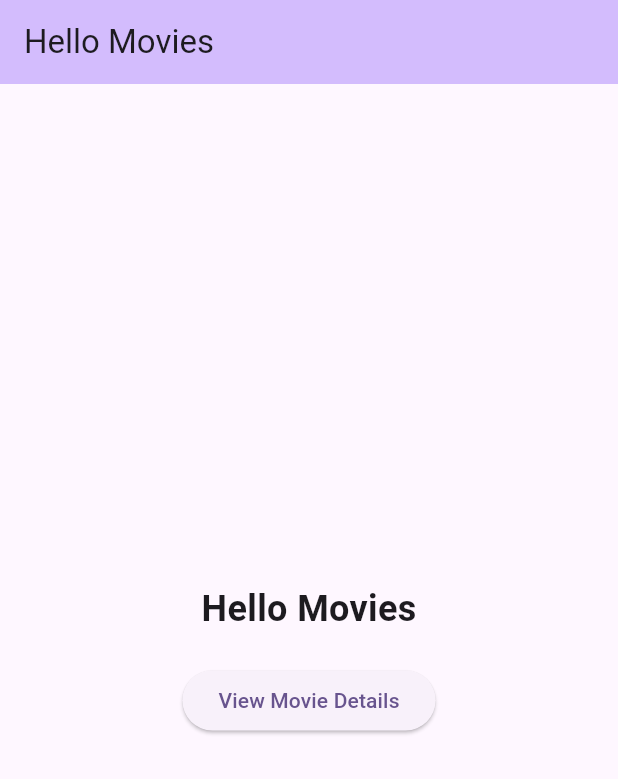
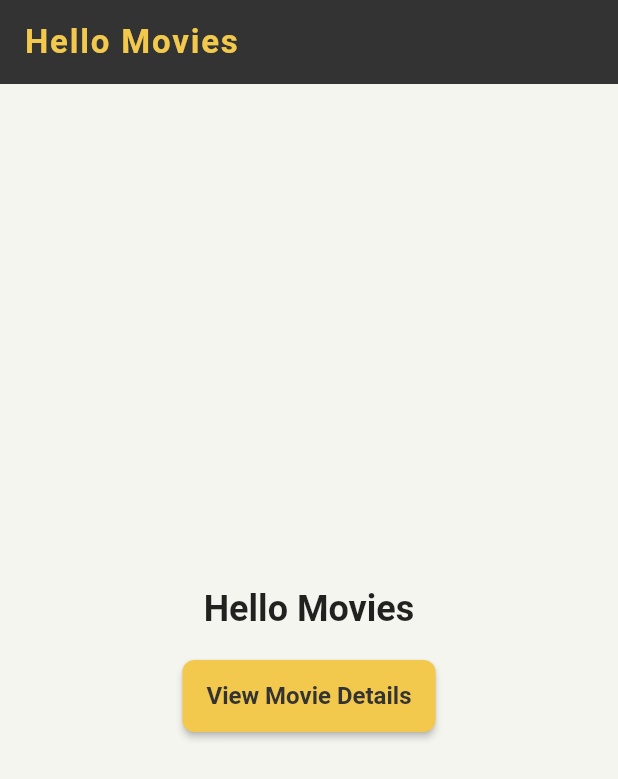
Before and after one commit to paulononaka/the_classic_movies_app_example, a Flutter app: the screen it shows after launch, on a phone screen of 412 x 824 dp. Shown: the top 779 px of the screen. Run offline on Flutter 3.47's test engine with Material 3 defaults, Android fonts, the phone set to English and light mode, and no system bars; our stand-ins replace get_it, go_router; Roboto replaces fonts that are missing (Gilroy).

Commit message:
feat: add a theme to the design system

```diff
--- a/lib/main.dart
+++ b/lib/main.dart
@@ -3,6 +3,7 @@ import 'package:flutter_localizations/flutter_localizations.dart';
 import 'package:movies/l10n/s.dart';
 import 'package:movies/dependencies.dart';
 import 'package:movies/movies.dart';
+import 'package:design_system/design_system.dart';
 
 void main() async {
   WidgetsFlutterBinding.ensureInitialized();
@@ -20,9 +21,13 @@ class MyApp extends StatelessWidget {
   Widget build(BuildContext context) {
     final navigator = dependencies.get<MoviesNavigator>();
 
-    return MaterialApp.router(
-      title: 'Movies App',
-      theme: ThemeData(colorScheme: ColorScheme.fromSeed(seedColor: Colors.deepPurple), useMaterial3: true),
+    return ClassicMoviesThemeProviderApp(
+      themeMode: ThemeMode.light,
+      builder: (themeMode, light, dark) => MaterialApp.router(
+        title: 'Classic Movies App',
+        theme: light,
+        darkTheme: dark,
+        themeMode: themeMode,
         localizationsDelegates: const [
           S.delegate,
           GlobalMaterialLocalizations.delegate,
@@ -31,6 +36,7 @@ class MyApp extends StatelessWidget {
         ],
         supportedLocales: S.supportedLocales,
         routerConfig: navigator.config(),
+      ),
     );
   }
 }
--- a/modules/design_system/lib/design_system.dart
+++ b/modules/design_system/lib/design_system.dart
@@ -1,5 +1,4 @@
 library design_system;
 
-class Calculator {
-  int addOne(int value) => value + 1;
-}
+export 'theme/classic_movies_theme.dart';
+export 'theme/provider/classic_movies_theme_provider.dart';
--- /dev/null
+++ b/modules/design_system/lib/theme/classic_movies_theme.dart
@@ -0,0 +1,243 @@
+import 'package:flutter/foundation.dart';
+import 'package:flutter/material.dart';
+
+class ClassicMoviesTheme {
+  static ThemeData get theme {
+    return ThemeData(
+      useMaterial3: false,
+      fontFamily: 'Gilroy',
+      brightness: Brightness.light,
+      primaryColor: const Color(0xFFF2C94C),
+      canvasColor: const Color(0xFFF5F5F0),
+      scaffoldBackgroundColor: const Color(0xFFF5F5F0),
+      appBarTheme: const AppBarTheme(
+        color: Color(0xFF111111),
+        elevation: 0,
+        iconTheme: IconThemeData(color: Color(0xFFF2C94C), size: 24),
+        titleTextStyle: TextStyle(
+          color: Color(0xFFF2C94C),
+          fontWeight: FontWeight.bold,
+          fontSize: 22,
+          letterSpacing: 1.2,
+        ),
+      ),
+      cardTheme: const CardTheme(
+        color: Color(0xFF1A1A1A),
+        elevation: 4,
+        shape: RoundedRectangleBorder(
+          borderRadius: BorderRadius.all(Radius.circular(8)),
+          side: BorderSide(color: Color(0xFF3C3C3C), width: 1),
+        ),
+      ),
+      elevatedButtonTheme: ElevatedButtonThemeData(
+        style: ElevatedButton.styleFrom(
+          shape: RoundedRectangleBorder(borderRadius: BorderRadius.circular(8)),
+          backgroundColor: const Color(0xFFF2C94C),
+          foregroundColor: const Color(0xFF333333),
+          minimumSize: kIsWeb ? const Size(56, 48) : const Size(48, 48),
+          elevation: 2,
+          textStyle: const TextStyle(
+            color: Color(0xFF333333),
+            fontFamily: 'Gilroy',
+            fontWeight: FontWeight.w600,
+            fontSize: 16,
+          ),
+        ),
+      ),
+      outlinedButtonTheme: OutlinedButtonThemeData(
+        style: OutlinedButton.styleFrom(
+          shape: RoundedRectangleBorder(borderRadius: BorderRadius.circular(8)),
+          foregroundColor: const Color(0xFFF2C94C),
+          side: const BorderSide(color: Color(0xFFF2C94C), width: 2),
+          minimumSize: kIsWeb ? const Size(56, 48) : const Size(48, 48),
+          textStyle: const TextStyle(
+            color: Color(0xFFF2C94C),
+            fontFamily: 'Gilroy',
+            fontWeight: FontWeight.w600,
+            fontSize: 16,
+          ),
+        ),
+      ),
+      textButtonTheme: TextButtonThemeData(
+        style: TextButton.styleFrom(
+          foregroundColor: const Color(0xFFF2C94C),
+          minimumSize: const Size(48, 48),
+          shape: RoundedRectangleBorder(borderRadius: BorderRadius.circular(8)),
+          textStyle: const TextStyle(
+            color: Color(0xFFF2C94C),
+            fontFamily: 'Gilroy',
+            fontWeight: FontWeight.w600,
+            fontSize: 16,
+          ),
+        ),
+      ),
+      inputDecorationTheme: InputDecorationTheme(
+        contentPadding: const EdgeInsets.only(right: 24, left: 24, top: 16, bottom: 16),
+        filled: true,
+        fillColor: const Color(0xFF252525),
+        floatingLabelStyle: const TextStyle(fontSize: 14, height: 1.2, fontWeight: FontWeight.bold, color: Color(0xFFF2C94C)),
+        labelStyle: const TextStyle(fontSize: 14, height: 1.2, fontWeight: FontWeight.w400, color: Color(0xFFF2C94C)),
+        hintStyle: const TextStyle(fontSize: 14, height: 1.2, fontWeight: FontWeight.w400, color: Color(0xFF999999)),
+        border: OutlineInputBorder(
+          borderRadius: BorderRadius.circular(16),
+          borderSide: const BorderSide(color: Color(0xFF3C3C3C)),
+        ),
+        focusedBorder: OutlineInputBorder(
+          borderRadius: BorderRadius.circular(16),
+          borderSide: const BorderSide(color: Color(0xFFF2C94C), width: 2),
+        ),
+        errorBorder: OutlineInputBorder(
+          borderRadius: BorderRadius.circular(16),
+          borderSide: const BorderSide(color: Color(0xFF8C1D18), width: 2),
+        ),
+        enabledBorder: OutlineInputBorder(
+          borderRadius: BorderRadius.circular(16),
+          borderSide: const BorderSide(color: Color(0xFF3C3C3C)),
+        ),
+      ),
+      bottomSheetTheme: const BottomSheetThemeData(
+        shape: RoundedRectangleBorder(borderRadius: BorderRadius.only(topRight: Radius.circular(24), topLeft: Radius.circular(24))),
+        backgroundColor: Color(0xFF1A1A1A),
+      ),
+      chipTheme: const ChipThemeData(
+        backgroundColor: Color(0xFF252525),
+        disabledColor: Color(0xFF3C3C3C),
+        selectedColor: Color(0xFFF2C94C),
+        secondarySelectedColor: Color(0xFFF2C94C),
+        padding: EdgeInsets.symmetric(horizontal: 12, vertical: 8),
+        labelStyle: TextStyle(color: Color(0xFFFFFFFF), fontFamily: 'Gilroy', fontWeight: FontWeight.w500),
+        secondaryLabelStyle: TextStyle(color: Color(0xFF333333), fontFamily: 'Gilroy', fontWeight: FontWeight.w700),
+        brightness: Brightness.dark,
+      ),
+      colorScheme: const ColorScheme(
+        brightness: Brightness.light,
+        primary: Color(0xFFF2C94C),
+        onPrimary: Color(0xFF333333),
+        secondary: Color(0xFF8C1D18),
+        onSecondary: Colors.white,
+        error: Color(0xFFE76F51),
+        onError: Colors.white,
+        surface: Colors.black,
+        onSurface: Colors.white,
+      ),
+    );
+  }
+
+  static ThemeData get darkTheme {
+    return ThemeData(
+      useMaterial3: false,
+      fontFamily: 'Gilroy',
+      brightness: Brightness.dark,
+      primaryColor: const Color(0xFFF2C94C),
+      canvasColor: Colors.black,
+      scaffoldBackgroundColor: Colors.black,
+      appBarTheme: const AppBarTheme(
+        color: Colors.black,
+        elevation: 0,
+        iconTheme: IconThemeData(
+          color: Color(0xFFF2C94C),
+          size: 24,
+        ),
+        titleTextStyle: TextStyle(
+          color: Color(0xFFF2C94C),
+          fontWeight: FontWeight.bold,
+          fontSize: 22,
+          letterSpacing: 1.2,
+        ),
+      ),
+      cardTheme: const CardTheme(
+        color: Color(0xFF1A1A1A),
+        elevation: 4,
+        shape: RoundedRectangleBorder(
+          borderRadius: BorderRadius.all(Radius.circular(8)),
+          side: BorderSide(color: Color(0xFF3C3C3C), width: 1),
+        ),
+      ),
+      elevatedButtonTheme: ElevatedButtonThemeData(
+        style: ElevatedButton.styleFrom(
+          shape: RoundedRectangleBorder(borderRadius: BorderRadius.circular(8)),
+          backgroundColor: const Color(0xFFF2C94C),
+          foregroundColor: const Color(0xFF333333),
+          minimumSize: kIsWeb ? const Size(56, 48) : const Size(48, 48),
+          elevation: 2,
+          textStyle: const TextStyle(
+            color: Color(0xFF333333),
+            fontFamily: 'Gilroy',
+            fontWeight: FontWeight.w600,
+            fontSize: 16,
+          ),
+        ),
+      ),
+      outlinedButtonTheme: OutlinedButtonThemeData(
+        style: OutlinedButton.styleFrom(
+          shape: RoundedRectangleBorder(borderRadius: BorderRadius.circular(8)),
+          foregroundColor: Colors.white,
+          side: const BorderSide(color: Color(0xFF333333), width: 1),
+          minimumSize: const Size(48, 48),
+          textStyle: const TextStyle(
+            color: Colors.white,
+            fontFamily: 'Gilroy',
+            fontWeight: FontWeight.w500,
+            fontSize: 16,
+          ),
+        ),
+      ),
+      textButtonTheme: TextButtonThemeData(
+        style: TextButton.styleFrom(
+          foregroundColor: const Color(0xFFF2C94C),
+          minimumSize: const Size(48, 48),
+          textStyle: const TextStyle(
+            color: Color(0xFFF2C94C),
+            fontFamily: 'Gilroy',
+            fontWeight: FontWeight.w600,
+            fontSize: 14,
+          ),
+        ),
+      ),
+      bottomNavigationBarTheme: const BottomNavigationBarThemeData(
+        backgroundColor: Colors.black,
+        selectedItemColor: Color(0xFFF2C94C),
+        unselectedItemColor: Colors.white,
+        selectedLabelStyle: TextStyle(
+          fontFamily: 'Gilroy',
+          fontWeight: FontWeight.w600,
+          fontSize: 10,
+        ),
+        unselectedLabelStyle: TextStyle(
+          fontFamily: 'Gilroy',
+          fontWeight: FontWeight.w600,
+          fontSize: 10,
+        ),
+      ),
+      tabBarTheme: const TabBarTheme(
+        labelColor: Color(0xFF333333),
+        unselectedLabelColor: Colors.white,
+        indicator: BoxDecoration(
+          color: Colors.white,
+          borderRadius: BorderRadius.all(Radius.circular(90)),
+        ),
+        labelStyle: TextStyle(
+          fontFamily: 'Gilroy',
+          fontWeight: FontWeight.w700,
+          fontSize: 14,
+        ),
+        unselectedLabelStyle: TextStyle(
+          fontFamily: 'Gilroy',
+          fontWeight: FontWeight.w500,
+          fontSize: 14,
+        ),
+      ),
+      colorScheme: const ColorScheme(
+        brightness: Brightness.dark,
+        primary: Color(0xFFF2C94C),
+        onPrimary: Color(0xFF333333),
+        secondary: Color(0xFF333333),
+        onSecondary: Colors.white,
+        error: Color(0xFFE76F51),
+        onError: Colors.white,
+        surface: Colors.black,
+        onSurface: Colors.white,
+      ),
+    );
+  }
+}
--- /dev/null
+++ b/modules/design_system/lib/theme/provider/classic_movies_theme_provider.dart
@@ -0,0 +1,30 @@
+import 'package:flutter/material.dart';
+import '../classic_movies_theme.dart';
+
+typedef ClassicMoviesThemeBuilder = Widget Function(
+  ThemeMode themeMode,
+  ThemeData light,
+  ThemeData dark,
+);
+
+class ClassicMoviesThemeProviderApp extends StatelessWidget {
+  const ClassicMoviesThemeProviderApp({super.key, required this.themeMode, required this.builder});
+
+  final ThemeMode themeMode;
+  final ClassicMoviesThemeBuilder builder;
+
+  @override
+  Widget build(BuildContext context) => _ClassicMoviesTheme(
+        themeMode: themeMode,
+        child: builder(themeMode, ClassicMoviesTheme.theme, ClassicMoviesTheme.darkTheme),
+      );
+}
+
+class _ClassicMoviesTheme extends InheritedWidget {
+  const _ClassicMoviesTheme({required this.themeMode, required super.child});
+
+  final ThemeMode themeMode;
+
+  @override
+  bool updateShouldNotify(_ClassicMoviesTheme oldWidget) => themeMode != oldWidget.themeMode;
+}
--- a/pubspec.yaml
+++ b/pubspec.yaml
@@ -8,6 +8,8 @@ environment:
 
 dependencies:
   cupertino_icons: ^1.0.6
+  design_system:
+    path: modules/design_system
   flutter:
     sdk: flutter
   flutter_localizations:
```
Also changed, not shown: pubspec.lock, 3 other files. Lines whose indentation alone changed are shown as unchanged.
